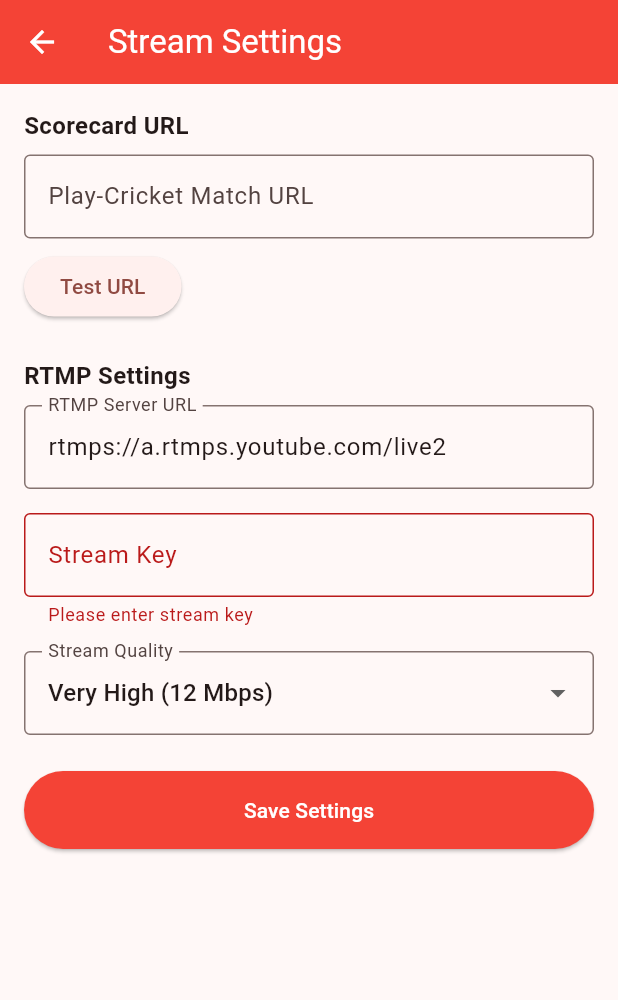
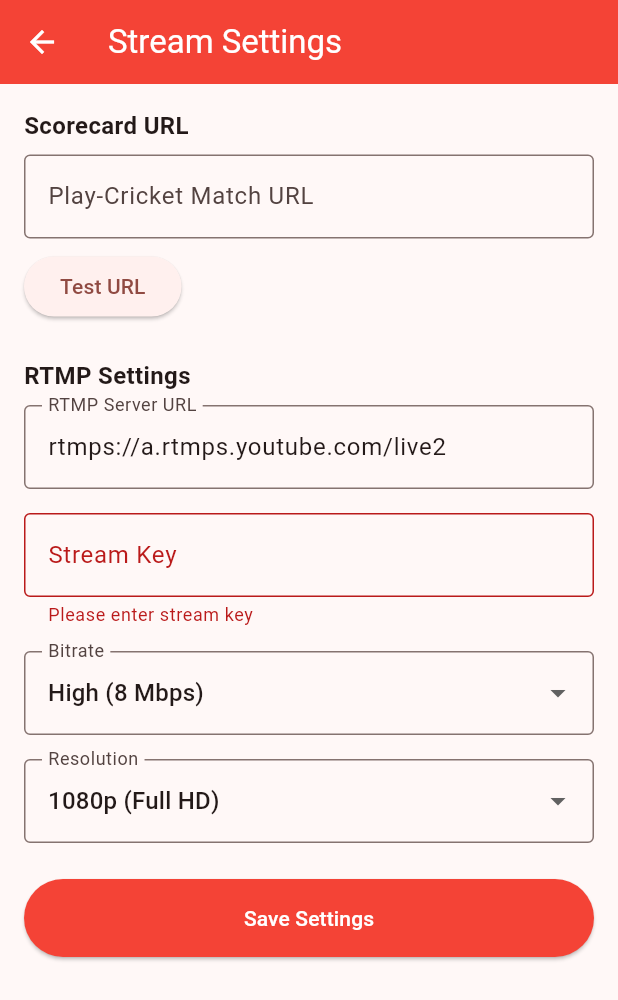
Before and after one commit to squ1d123/play-cricket-yt-live, a Flutter app: the StreamSettingsScreen screen opened directly, after a tap on "Save Settings", on a phone screen of 412 x 824 dp. Shown: the top 1000 px of the screen. Run offline on Flutter 3.47's test engine with Material 3 defaults, Android fonts, the phone set to English and light mode, and no system bars; our stand-ins replace google_sign_in, shared_preferences, wakelock_plus; missing offline and left inert: dart_des, googleapis; accounts and stored records are empty.

Commit message:
feat: unify camera/streaming resolution

```diff
--- a/lib/screens/stream_settings_screen.dart
+++ b/lib/screens/stream_settings_screen.dart
@@ -16,6 +16,7 @@ class _StreamSettingsScreenState extends State<StreamSettingsScreen> {
   final _streamKeyController = TextEditingController();
   final _scorecardUrlController = TextEditingController();
   final _bitrateController = TextEditingController();
+  final _resolutionController = TextEditingController();
   bool _isLoading = true;
   bool _isTesting = false;
   String? _testResult;
@@ -31,13 +32,20 @@ class _StreamSettingsScreenState extends State<StreamSettingsScreen> {
     final streamKey = await StreamSettingsService.getStreamKey();
     final scorecardUrl = await StreamSettingsService.getScorecardUrl();
     final bitrate = await StreamSettingsService.getBitrate();
+    final resolutionIndex = await StreamSettingsService.getResolutionIndex();
 
     _rtmpUrlController.text = rtmpUrl ?? 'rtmps://a.rtmps.youtube.com/live2';
     _streamKeyController.text = streamKey ?? '';
     _scorecardUrlController.text = scorecardUrl ?? '';
 
-    final preset = StreamSettingsService.presets.where((p) => p.bitrate == bitrate).firstOrNull;
-    _bitrateController.text = preset?.name ?? 'High (8 Mbps)';
+    final bitratePreset = StreamSettingsService.bitratePresets.where((p) => p.bitrate == bitrate).firstOrNull;
+    _bitrateController.text = bitratePreset?.name ?? 'High (8 Mbps)';
+
+    if (resolutionIndex >= 0 && resolutionIndex < StreamSettingsService.resolutionPresets.length) {
+      _resolutionController.text = StreamSettingsService.resolutionPresets[resolutionIndex].name;
+    } else {
+      _resolutionController.text = '1080p (Full HD)';
+    }
 
     setState(() => _isLoading = false);
   }
@@ -45,10 +53,17 @@ class _StreamSettingsScreenState extends State<StreamSettingsScreen> {
   Future<void> _saveSettings() async {
     if (!_formKey.currentState!.validate()) return;
 
-    final selectedPreset = StreamSettingsService.presets
+    final selectedBitrate = StreamSettingsService.bitratePresets
         .where((p) => p.name == _bitrateController.text)
         .firstOrNull;
-    final bitrate = selectedPreset?.bitrate ?? StreamSettingsService.defaultBitrate;
+    final bitrate = selectedBitrate?.bitrate ?? StreamSettingsService.defaultBitrate;
+
+    final selectedResolution = StreamSettingsService.resolutionPresets
+        .asMap()
+        .entries
+        .where((e) => e.value.name == _resolutionController.text)
+        .firstOrNull;
+    final resolutionIndex = selectedResolution?.key ?? 1;
 
     await StreamSettingsService.saveSettings(
       _rtmpUrlController.text.trim(),
@@ -58,6 +73,7 @@ class _StreamSettingsScreenState extends State<StreamSettingsScreen> {
       _scorecardUrlController.text.trim(),
     );
     await StreamSettingsService.saveBitrate(bitrate);
+    await StreamSettingsService.saveResolution(resolutionIndex);
 
     if (mounted) {
       ScaffoldMessenger.of(context).showSnackBar(
@@ -205,10 +221,10 @@ class _StreamSettingsScreenState extends State<StreamSettingsScreen> {
                           ? 'High (8 Mbps)'
                           : _bitrateController.text,
                       decoration: const InputDecoration(
-                        labelText: 'Stream Quality',
+                        labelText: 'Bitrate',
                         border: OutlineInputBorder(),
                       ),
-                      items: StreamSettingsService.presets.map((preset) {
+                      items: StreamSettingsService.bitratePresets.map((preset) {
                         return DropdownMenuItem(
                           value: preset.name,
                           child: Text(preset.name),
@@ -217,6 +233,27 @@ class _StreamSettingsScreenState extends State<StreamSettingsScreen> {
                       onChanged: (value) {
                         if (value != null) {
                           _bitrateController.text = value;
+                        }
+                      },
+                    ),
+                    const SizedBox(height: 16),
+                    DropdownButtonFormField<String>(
+                      value: _resolutionController.text.isEmpty
+                          ? '1080p (Full HD)'
+                          : _resolutionController.text,
+                      decoration: const InputDecoration(
+                        labelText: 'Resolution',
+                        border: OutlineInputBorder(),
+                      ),
+                      items: StreamSettingsService.resolutionPresets.map((preset) {
+                        return DropdownMenuItem(
+                          value: preset.name,
+                          child: Text(preset.name),
+                        );
+                      }).toList(),
+                      onChanged: (value) {
+                        if (value != null) {
+                          _resolutionController.text = value;
                         }
                       },
                     ),
--- a/lib/screens/streaming_screen.dart
+++ b/lib/screens/streaming_screen.dart
@@ -175,8 +175,9 @@ class _StreamingScreenState extends State<StreamingScreen> {
     await Future.delayed(const Duration(milliseconds: 500));
 
     try {
+      final resolution = await StreamSettingsService.getResolution();
       _cameraController = CameraController(
-        ResolutionPreset.veryHigh,
+        resolution,
         enableAudio: true,
       );
       await _cameraController!.initialize(_cameras![cameraIndex]);
--- a/lib/services/stream_settings_service.dart
+++ b/lib/services/stream_settings_service.dart
@@ -1,4 +1,5 @@
 import 'package:shared_preferences/shared_preferences.dart';
+import 'package:rtmp_streaming/camera.dart';
 
 class BitratePreset {
   final String name;
@@ -6,13 +7,21 @@ class BitratePreset {
   const BitratePreset(this.name, this.bitrate);
 }
 
+class ResolutionPresetOption {
+  final String name;
+  final ResolutionPreset preset;
+  final String youtubeResolution;
+  const ResolutionPresetOption(this.name, this.preset, this.youtubeResolution);
+}
+
 class StreamSettingsService {
   static const String _rtmpUrlKey = 'rtmp_url';
   static const String _streamKeyKey = 'stream_key';
   static const String _scorecardUrlKey = 'scorecard_url';
   static const String _bitrateKey = 'bitrate';
+  static const String _resolutionKey = 'resolution';
 
-  static const List<BitratePreset> presets = [
+  static const List<BitratePreset> bitratePresets = [
     BitratePreset('Good (6 Mbps)', 6 * 1024 * 1024),
     BitratePreset('High (8 Mbps)', 8 * 1024 * 1024),
     BitratePreset('Very High (12 Mbps)', 12 * 1024 * 1024),
@@ -20,7 +29,15 @@ class StreamSettingsService {
     BitratePreset('Ultra (20 Mbps)', 20 * 1024 * 1024),
   ];
 
-  static int get defaultBitrate => presets[2].bitrate;
+  static const List<ResolutionPresetOption> resolutionPresets = [
+    ResolutionPresetOption('720p (HD)', ResolutionPreset.high, '720p'),
+    ResolutionPresetOption('1080p (Full HD)', ResolutionPreset.veryHigh, '1080p'),
+    ResolutionPresetOption('1440p (2K)', ResolutionPreset.ultraHigh, '1440p'),
+    ResolutionPresetOption('4K', ResolutionPreset.max, '2160p'),
+  ];
+
+  static int get defaultBitrate => bitratePresets[1].bitrate;
+  static ResolutionPreset get defaultResolution => resolutionPresets[1].preset;
 
   static Future<String?> getRtmpUrl() async {
     final prefs = await SharedPreferences.getInstance();
@@ -69,4 +86,31 @@ class StreamSettingsService {
     final prefs = await SharedPreferences.getInstance();
     await prefs.setInt(_bitrateKey, bitrate);
   }
+
+  static Future<ResolutionPreset> getResolution() async {
+    final prefs = await SharedPreferences.getInstance();
+    final index = prefs.getInt(_resolutionKey) ?? 1;
+    if (index >= 0 && index < resolutionPresets.length) {
+      return resolutionPresets[index].preset;
+    }
+    return defaultResolution;
+  }
+
+  static Future<String> getYoutubeResolution() async {
+    final index = await getResolutionIndex();
+    if (index >= 0 && index < resolutionPresets.length) {
+      return resolutionPresets[index].youtubeResolution;
+    }
+    return '1080p';
+  }
+
+  static Future<int> getResolutionIndex() async {
+    final prefs = await SharedPreferences.getInstance();
+    return prefs.getInt(_resolutionKey) ?? 1;
+  }
+
+  static Future<void> saveResolution(int index) async {
+    final prefs = await SharedPreferences.getInstance();
+    await prefs.setInt(_resolutionKey, index);
+  }
 }
--- a/lib/services/youtube_live_service.dart
+++ b/lib/services/youtube_live_service.dart
@@ -2,6 +2,7 @@ import 'package:google_sign_in/google_sign_in.dart';
 import 'package:googleapis/youtube/v3.dart' as yt;
 import 'package:http/http.dart' as http;
 import 'package:flutter/foundation.dart';
+import '../services/stream_settings_service.dart';
 
 class AuthenticatedClient extends http.BaseClient {
   final Map<String, String> _headers;
@@ -84,13 +85,14 @@ class YouTubeLiveService {
       debugPrint('Created broadcast: $broadcastId');
 
       // 2. Create stream
+      final youtubeResolution = await StreamSettingsService.getYoutubeResolution();
       final stream = await _api!.liveStreams.insert(
         yt.LiveStream(
           snippet: yt.LiveStreamSnippet(title: '$title - Stream'),
           cdn: yt.CdnSettings(
             frameRate: '60fps',
             ingestionType: 'rtmp',
-            resolution: '1080p',
+            resolution: youtubeResolution,
           ),
         ),
         ['snippet', 'cdn'],
```
